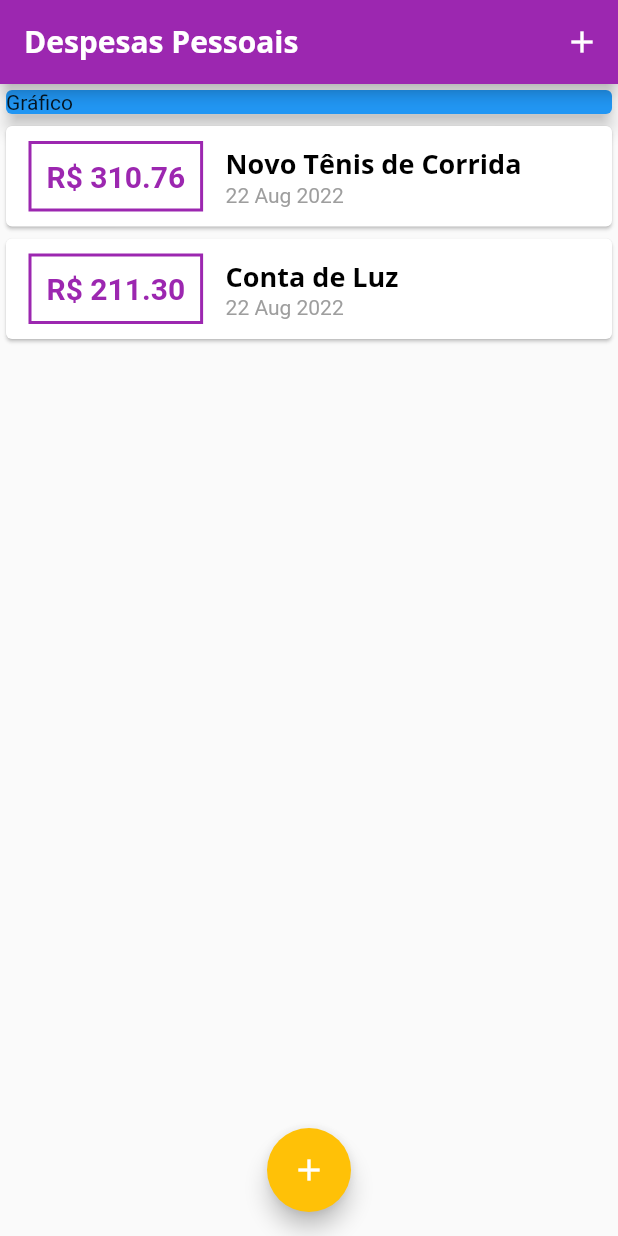
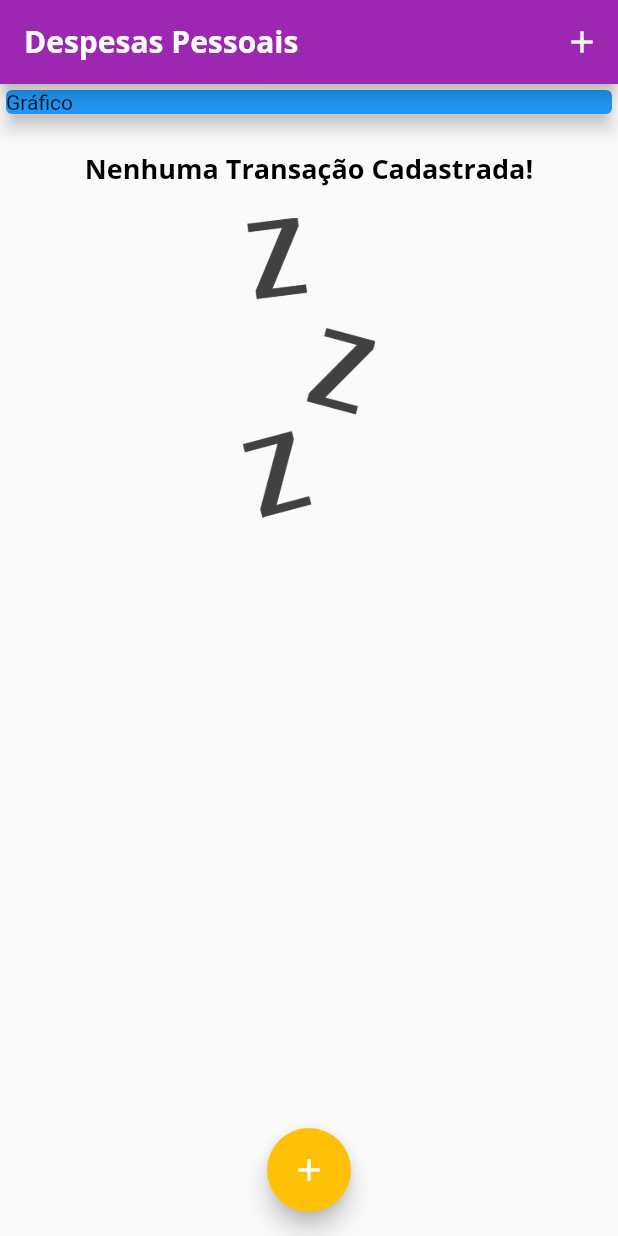
Before and after one commit to joseciceroassisjr/expenses, a Flutter app: the screen it shows after launch, on a phone screen of 412 x 824 dp. Run offline on Flutter 3.47's test engine with Material 2 defaults, Android fonts, the phone set to English and light mode, and no system bars.

Commit message:
atualização122

```diff
--- a/lib/components/transaction_list.dart
+++ b/lib/components/transaction_list.dart
@@ -11,7 +11,25 @@ class TransactionList extends StatelessWidget {
   Widget build(BuildContext context) {
     return SizedBox(
       height: 300,
-      child: ListView.builder(
+      child: transactions.isEmpty
+          ? Column(
+              children: [
+                const SizedBox(height: 20),
+                Text(
+                  'Nenhuma Transação Cadastrada!',
+                  style: Theme.of(context).textTheme.headline6,
+                ),
+                const SizedBox(height: 20),
+                SizedBox(
+                  height: 200,
+                  child: Image.asset(
+                    'assets/images/waiting.png',
+                    fit: BoxFit.cover,
+                  ),
+                ),
+              ],
+            )
+          : ListView.builder(
               itemCount: transactions.length,
               itemBuilder: (ctx, index) {
                 final tr = transactions[index];
--- a/lib/main.dart
+++ b/lib/main.dart
@@ -1,9 +1,10 @@
 // ignore_for_file: sort_child_properties_last, library_private_types_in_public_api, sized_box_for_whitespace, prefer_const_constructors
 
+import 'package:expenses/components/transaction_form.dart';
 import 'package:flutter/material.dart';
 import 'dart:math';
-import './components/transaction_form.dart';
-import './components/transaction_list.dart';
+import 'components/transaction_form.dart';
+import 'components/transaction_list.dart';
 import 'models/transaction.dart';
 
 main() => runApp(ExpensesApp());
@@ -49,19 +50,19 @@ class MyHomePage extends StatefulWidget {
 }
 
 class _MyHomePageState extends State<MyHomePage> {
-  final _transactions = [
-    Transaction(
-      id: 't1',
-      title: 'Novo Tênis de Corrida',
-      value: 310.76,
-      date: DateTime.now(),
-    ),
-    Transaction(
-      id: 't2',
-      title: 'Conta de Luz',
-      value: 211.30,
-      date: DateTime.now(),
-    ),
+  final List<Transaction> _transactions = [
+    // Transaction(
+    //   id: 't1',
+    //   title: 'Novo Tênis de Corrida',
+    //   value: 310.76,
+    //   date: DateTime.now(),
+    // ),
+    // Transaction(
+    //   id: 't2',
+    //   title: 'Conta de Luz',
+    //   value: 211.30,
+    //   date: DateTime.now(),
+    // ),
   ];
 
   _addTransaction(String title, double value) {
--- a/pubspec.yaml
+++ b/pubspec.yaml
@@ -57,8 +57,8 @@ flutter:
   uses-material-design: true
 
   # To add assets to your application, add an assets section, like this:
-  # assets:
-  #   - images/a_dot_burr.jpeg
+  assets:
+    - assets/images/waiting.png
   #   - images/a_dot_ham.jpeg
 
   # An image asset can refer to one or more resolution-specific "variants", see
```
Also changed, not shown: lib/components/chart.dart (added, +47 -0 lines), assets/images/waiting.png (added). Lines whose indentation alone changed are shown as unchanged.
